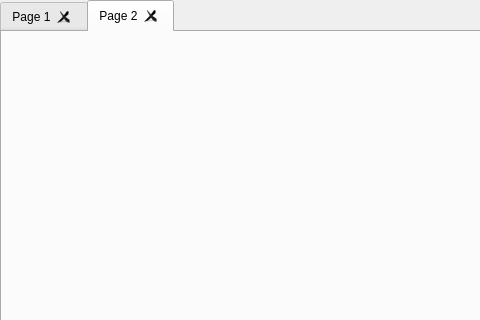
The window that Update/Logic_Gate_Simulator/dlg_home.ui (ElliotHarding/Logic-Gate-Simulator) describes before a commit, drawn with Qt 5; both pictures show x 0 to 480 and y 0 to 320 of the 800 by 600 pixel window.
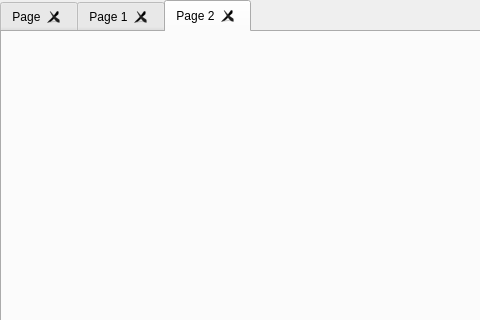
The same window after the commit. The open tabs and pages were chosen to show the change. Icons and pictures are not drawn.

The edit to the form file:
```diff
--- a/Update/Logic_Gate_Simulator/dlg_home.ui
+++ b/Update/Logic_Gate_Simulator/dlg_home.ui
@@ -27,7 +27,10 @@
      <number>1</number>
     </property>
     <property name="elideMode">
-     <enum>Qt::ElideNone</enum>
+     <enum>Qt::ElideMiddle</enum>
+    </property>
+    <property name="usesScrollButtons">
+     <bool>false</bool>
     </property>
     <property name="documentMode">
      <bool>false</bool>
@@ -38,6 +41,11 @@
     <property name="tabBarAutoHide">
      <bool>false</bool>
     </property>
+    <widget class="QWidget" name="">
+     <attribute name="title">
+      <string>Page</string>
+     </attribute>
+    </widget>
     <widget class="QWidget" name="tab">
      <attribute name="title">
       <string>Page 1</string>
```
Left out of the diff: 2 changed lines with no effect on the pictures.
